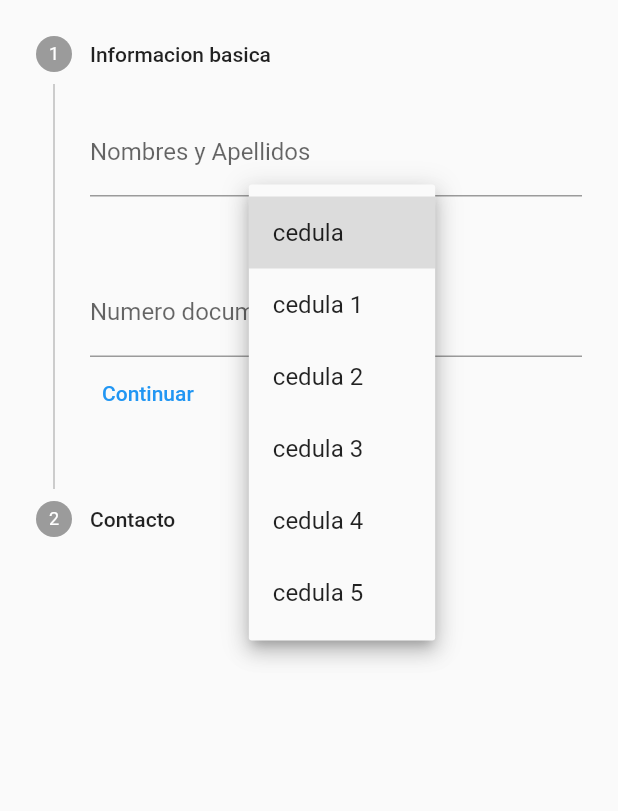
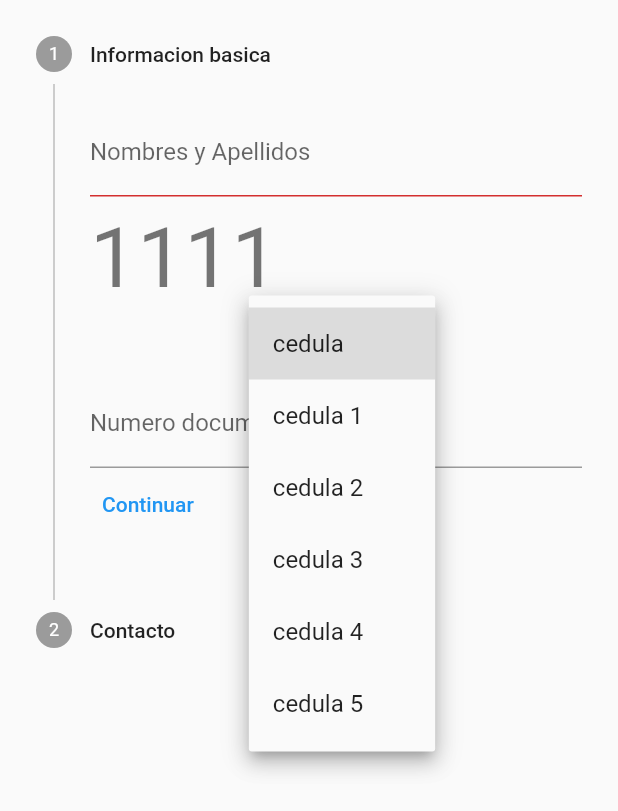
Before and after one commit to YesidMelo/JuntaAccionComunal, a Flutter app: the screen it shows after launch, after a tap on "cedula", on a phone screen of 412 x 824 dp. Shown: the top 811 px of the screen. Run offline on Flutter 3.47's test engine with Material 2 defaults, Android fonts, the phone set to English and light mode, and no system bars; our stand-ins replace cloud_firestore, firebase_core, flutter_bloc, get_it; accounts and stored records are empty.

Commit message:
verificacion de traza de validaciones y muestra en respectivos items donde se genera el error(problemas con bloc)

```diff
--- a/lib/ui/language/languages_availables/spanish_latam.dart
+++ b/lib/ui/language/languages_availables/spanish_latam.dart
@@ -19,6 +19,7 @@ class SpanishLatam extends BaseLanguage {
     Worlds.defaultEmptyString: "",
     Worlds.nameApp: "Junta Accion comunal",
     Worlds.send: "Enviar",
+    Worlds.thisFieldIsEmpty: "No has ingresado un valor a este campo",
 
     //Preregister
     Worlds.preregister: "Preregistro",
--- a/lib/ui/language/worlds_languages.dart
+++ b/lib/ui/language/worlds_languages.dart
@@ -5,6 +5,7 @@ enum Worlds {
   defaultEmptyString,
   nameApp,
   send,
+  thisFieldIsEmpty,
 
   preregister,
   preregisterBasicInformation,
--- a/lib/ui/mobile/pages/person/preregister_person/steps_availables/basic_information_step.dart
+++ b/lib/ui/mobile/pages/person/preregister_person/steps_availables/basic_information_step.dart
@@ -6,8 +6,10 @@ import 'package:jac/ui/mobile/widgets/widgets.dart';
 
 class BasicInformationStep extends BaseStep {
 
-  final CustomTextFormField nameTextField = CustomTextFormField(hint: LanguageFactory.getCurrentLanguage().getWorld(world: Worlds.preregisterNamesAndLastNames));
-  final CustomTextFormField numberDocumentTextField = CustomTextFormField(hint: LanguageFactory.getCurrentLanguage().getWorld(world: Worlds.preregisterNumberDocument));
+  CustomTextFormField nameTextField = CustomTextFormField();
+  CustomTextFormField numberDocumentTextField = CustomTextFormField();
+  String? _errorNameField = "1111";
+  String? _errorDocumentField;
   TypeDocumentModel? _documentSelected;
   BuildContext? _context;
 
@@ -28,12 +30,13 @@ class BasicInformationStep extends BaseStep {
 
   Widget _body({required BuildContext context }) {
     _context = context;
+    _generateTextFields();
     return Column(
       mainAxisSize: MainAxisSize.min,
       children: <Widget>[
-        nameTextField.setValue(current: state.currentPerson?.nameLastname ?? LanguageFactory.getCurrentLanguage().getWorld(world: Worlds.defaultEmptyString)),
+        nameTextField,
         _getTypesDocument(context: context),
-        numberDocumentTextField.setValue(current: state.currentPerson?.documentNumber ?? LanguageFactory.getCurrentLanguage().getWorld(world: Worlds.defaultEmptyString)),
+        numberDocumentTextField,
       ],
     );
   }
@@ -109,12 +112,16 @@ class BasicInformationStep extends BaseStep {
       state.currentPerson?.documentNumber.validDocumentationNumber();
       return true;
     } on NameAndLastNameEmptyException catch (nameEmptyException, stacktrace){
+      //_errorNameField = LanguageFactory.getCurrentLanguage().getWorld(world: Worlds.thisFieldIsEmpty);
+      _errorNameField = "111";
+      _generateTextFields();
       print(stacktrace.toString());
       return false;
     } on NameAndLastNameLengthException catch (nameLengthException, stacktrace){
       print(stacktrace.toString());
       return false;
     } on NumberDocumentationEmptyException catch(nDEmptyExeption, stacktrace){
+      _errorDocumentField = LanguageFactory.getCurrentLanguage().getWorld(world: Worlds.thisFieldIsEmpty);
       print(stacktrace.toString());
       return false;
     } on NumberDocumentationLengthException catch (nDLengthException, stacktrace){
@@ -143,4 +150,17 @@ class BasicInformationStep extends BaseStep {
     state.currentPerson!.typeDocument = _documentSelected;
   }
 
+  void _generateTextFields() {
+     nameTextField = CustomTextFormField(
+      current: state.currentPerson?.nameLastname ?? LanguageFactory.getCurrentLanguage().getWorld(world: Worlds.defaultEmptyString),
+      errorText: _errorNameField,
+      hint: LanguageFactory.getCurrentLanguage().getWorld(world: Worlds.preregisterNamesAndLastNames),
+    );
+    numberDocumentTextField = CustomTextFormField(
+      current: state.currentPerson?.documentNumber ?? LanguageFactory.getCurrentLanguage().getWorld(world: Worlds.defaultEmptyString),
+      errorText: _errorDocumentField,
+      hint: LanguageFactory.getCurrentLanguage().getWorld(world: Worlds.preregisterNumberDocument),
+    );
+  }
+
 }
--- a/lib/ui/mobile/pages/person/preregister_person/steps_availables/direction_person_step.dart
+++ b/lib/ui/mobile/pages/person/preregister_person/steps_availables/direction_person_step.dart
@@ -8,8 +8,8 @@ import 'package:jac/ui/mobile/widgets/widgets.dart';
 
 class DirectionPersonStep extends BaseStep {
 
-  final CustomTextFormField _direction = CustomTextFormField(hint: LanguageFactory.getCurrentLanguage().getWorld(world: Worlds.preregisterDirection));
-  final CustomTextFormField _cellPhone = CustomTextFormField(hint: LanguageFactory.getCurrentLanguage().getWorld(world: Worlds.preregisterCellPhone));
+  CustomTextFormField _direction = CustomTextFormField();
+  CustomTextFormField _cellPhone = CustomTextFormField();
   TypeInhabitantModel? _typeInhabitantModelSelected;
   BuildContext? _context;
 
@@ -78,12 +78,13 @@ class DirectionPersonStep extends BaseStep {
 
   ///private methods
   Widget _body() {
+    _generateTextfields();
     return Column(
       mainAxisSize: MainAxisSize.min,
       children: <Widget>[
         _dropdownButton(),
-        _direction.setValue(current: state.currentPerson?.direction?.name ?? LanguageFactory.getCurrentLanguage().getWorld(world: Worlds.defaultEmptyString)),
-        _cellPhone.setValue(current: state.currentPerson?.cellPhone ?? LanguageFactory.getCurrentLanguage().getWorld(world: Worlds.defaultEmptyString))
+        _direction,
+        _cellPhone
       ],
     );
   }
@@ -131,4 +132,15 @@ class DirectionPersonStep extends BaseStep {
     state.typeInhabitantSelected = _typeInhabitantModelSelected;
   }
 
+  void _generateTextfields() {
+    _direction = CustomTextFormField(
+      current: state.currentPerson?.direction?.name ?? LanguageFactory.getCurrentLanguage().getWorld(world: Worlds.defaultEmptyString),
+      hint: LanguageFactory.getCurrentLanguage().getWorld(world: Worlds.preregisterDirection)
+    );
+    _cellPhone = CustomTextFormField(
+        current: state.currentPerson?.cellPhone ?? LanguageFactory.getCurrentLanguage().getWorld(world: Worlds.defaultEmptyString),
+        hint: LanguageFactory.getCurrentLanguage().getWorld(world: Worlds.preregisterCellPhone)
+    );
+  }
+
 }
--- a/lib/ui/mobile/widgets/custom_textform_field.dart
+++ b/lib/ui/mobile/widgets/custom_textform_field.dart
@@ -1,30 +1,44 @@
 import 'package:jac/ui/common_ui.dart';
 
-class CustomTextFormField extends StatelessWidget {
+class CustomTextFormField extends StatefulWidget {
 
-  final String? hint;
-  final TextEditingController _controller = TextEditingController();
+  final _CustomTextFormFieldState _state = _CustomTextFormFieldState();
+  String? errorText;
+  String? hint;
+  String? current;
 
   CustomTextFormField({
-    required this.hint,
+    this.hint,
+    this.errorText,
+    this.current,
     Key? key,
   }) : super(key: key);
 
   @override
+  State<CustomTextFormField> createState() => _state;
+
+  String getValue() => _state.getValue();
+
+}
+
+class _CustomTextFormFieldState extends State<CustomTextFormField> {
+
+  final TextEditingController _controller = TextEditingController();
+
+
+  @override
   Widget build(BuildContext context) {
+    _controller.text = widget.current ?? "";
     return TextFormField(
       controller: _controller,
       decoration: InputDecoration(
         border: const UnderlineInputBorder(),
-        labelText: hint
+        labelText: widget.hint,
+        errorText: widget.errorText,
+        errorStyle: Theme.of(context).textTheme.headline2
       ),
     );
   }
 
-  CustomTextFormField setValue({required String current}) {
-    _controller.text = current;
-    return this;
-  }
-
   String getValue() => _controller.text.toString();
 }
```
